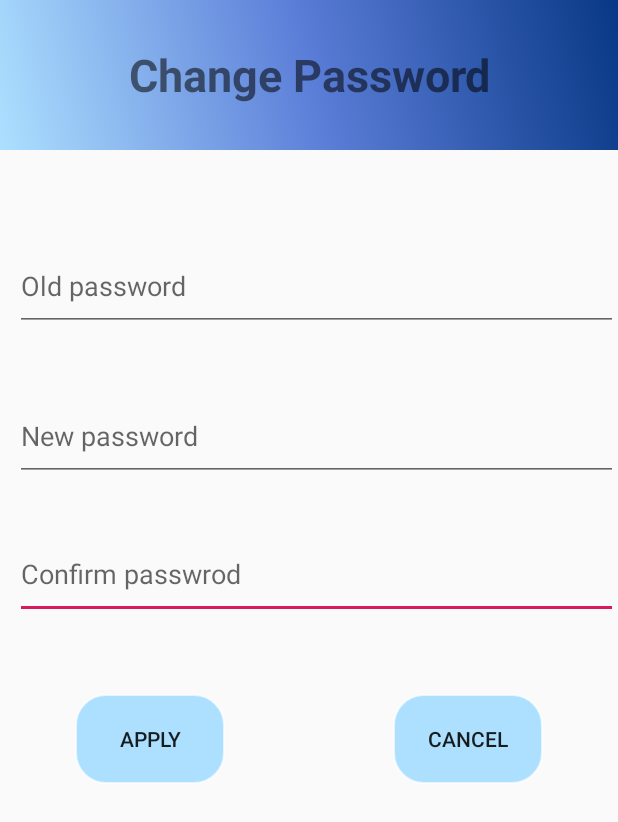
After one commit to NamNguyen1606/GFood, an Android app: the ChangePwdActivity screen opened directly, with no data from a screen before it, on a phone screen of 412 x 824 dp. The commit adds this screen. Shown: the top 822 px of the screen. Run offline under Robolectric (Android 15) with nearby library versions, the phone set to English and light mode, and no system bars.

Commit message:
update  4pm - 14/10/2019

```diff
--- a/app/src/main/AndroidManifest.xml
+++ b/app/src/main/AndroidManifest.xml
@@ -9,7 +9,8 @@
         android:roundIcon="@mipmap/ic_launcher_round"
         android:supportsRtl="true"
         android:theme="@style/AppTheme">
-        <activity android:name=".activity.RestaurantPage"></activity>
+        <activity android:name=".activity.ChangePwdActivity"></activity>
+        <activity android:name=".activity.RestaurantPage" />
         <activity android:name=".activity.RegisterActivity" />
         <activity
             android:name=".activity.HomePageActivity"
--- /dev/null
+++ b/app/src/main/java/com/example/gfood/activity/ChangePwdActivity.java
@@ -0,0 +1,102 @@
+package com.example.gfood.activity;
+
+import android.content.Context;
+import android.content.SharedPreferences;
+import android.support.v7.app.AppCompatActivity;
+import android.os.Bundle;
+import android.util.Log;
+import android.view.View;
+import android.widget.Button;
+import android.widget.EditText;
+import android.widget.TextView;
+import android.widget.Toast;
+
+import com.example.gfood.R;
+import com.example.gfood.retrofit2.model.Password;
+import com.example.gfood.retrofit2.service.APIService;
+import com.example.gfood.retrofit2.service.APIutils;
+
+import java.io.IOException;
+
+import okhttp3.ResponseBody;
+import retrofit2.Call;
+import retrofit2.Callback;
+import retrofit2.Response;
+
+public class ChangePwdActivity extends AppCompatActivity {
+
+    private EditText edtOldPwd, edtNewPwd, edtConfirmPwd;
+    private Button btnApply, btnCancel;
+    private SharedPreferences sharedPreferences;
+    private APIService apiService;
+    private String oldPwd, tokenRefresh;
+    @Override
+    protected void onCreate(Bundle savedInstanceState) {
+        super.onCreate(savedInstanceState);
+        setContentView(R.layout.activity_change_pwd);
+        edtOldPwd = (EditText) findViewById(R.id.edtChagPwdOld);
+        edtNewPwd = (EditText) findViewById(R.id.edtChagPwdNew);
+        edtConfirmPwd = (EditText) findViewById(R.id.edtChagPwdNewConfirm);
+        btnApply = (Button) findViewById(R.id.btnChagPwdApply);
+        btnCancel = (Button) findViewById(R.id.btnChagPwdCancel);
+
+        Context context = getApplicationContext();
+        sharedPreferences = context.getSharedPreferences("Acount_info", Context.MODE_PRIVATE);
+        oldPwd = sharedPreferences.getString("Password","");
+        tokenRefresh = sharedPreferences.getString("Token_Access", "");
+
+        //Input value
+
+
+        apiService = APIutils.getAPIService();
+        // Apply
+        btnApply.setOnClickListener(new View.OnClickListener() {
+            @Override
+            public void onClick(View v) {
+                String oldPassword = edtOldPwd.getText().toString();
+                final String newPassword = edtNewPwd.getText().toString();
+                String confirmPassword = edtConfirmPwd.getText().toString();
+
+                if (oldPassword.isEmpty() || newPassword.isEmpty() || confirmPassword.isEmpty()){
+                    Toast.makeText(getApplicationContext(), "Field can't Empty", Toast.LENGTH_SHORT).show();
+                } else {
+                    if(oldPassword.equals(oldPwd)){
+                        Password password = new Password(oldPassword, newPassword);
+                        Log.e("ACCESS: ", tokenRefresh);
+                        apiService.changePassword(tokenRefresh, password).enqueue(new Callback<ResponseBody>() {
+                            @Override
+                            public void onResponse(Call<ResponseBody> call, Response<ResponseBody> response) {
+                                if(response.isSuccessful()){
+                                    try {
+                                        Toast.makeText(getApplicationContext(), response.body().string(), Toast.LENGTH_SHORT).show();
+                                        sharedPreferences.edit().putString("Password", newPassword);
+                                    } catch (IOException e) {
+                                        e.printStackTrace();
+                                    }
+                                } else {
+                                    Log.e("ACCESS", "false");
+                                }
+                            }
+
+                            @Override
+                            public void onFailure(Call<ResponseBody> call, Throwable t) {
+                                Log.e("ERROR", t.getMessage());
+                            }
+                        });
+
+                    } else {
+                        Toast.makeText(getApplicationContext(), "Old password is incorect", Toast.LENGTH_SHORT).show();
+                    }
+                }
+            }
+        });
+
+        // Cancel
+        btnCancel.setOnClickListener(new View.OnClickListener() {
+            @Override
+            public void onClick(View v) {
+                finish();
+            }
+        });
+    }
+}
--- a/app/src/main/java/com/example/gfood/adapter/CartAdapter.java
+++ b/app/src/main/java/com/example/gfood/adapter/CartAdapter.java
@@ -55,7 +55,7 @@ final String WEBSITE = "https://softwaredevelopmentproject.azurewebsites.net/";
     public View getView(int position, View convertView, ViewGroup parent) {
         ViewHolder viewHolder = null;
         if(viewHolder == null){
-
+//            viewHolder.imgCartList
         }
         return null;
     }
--- a/app/src/main/java/com/example/gfood/adapter/ProductAdapter.java
+++ b/app/src/main/java/com/example/gfood/adapter/ProductAdapter.java
@@ -106,6 +106,7 @@ public class ProductAdapter extends BaseAdapter {
                     public void onResponse(Call<ResponseBody> call, Response<ResponseBody> response) {
                         try {
                             Toast.makeText(context, response.body().string() + " ", Toast.LENGTH_SHORT).show();
+                            Log.e("Product add: " , response.body().string());
                         } catch (IOException e) {
                             e.printStackTrace();
                         }
--- /dev/null
+++ b/app/src/main/res/layout/activity_change_pwd.xml
@@ -0,0 +1,77 @@
+<?xml version="1.0" encoding="utf-8"?>
+<android.support.constraint.ConstraintLayout xmlns:android="http://schemas.android.com/apk/res/android"
+    xmlns:app="http://schemas.android.com/apk/res-auto"
+    xmlns:tools="http://schemas.android.com/tools"
+    android:layout_width="match_parent"
+    android:layout_height="match_parent"
+    tools:context=".activity.ChangePwdActivity">
+
+    <Button
+        android:id="@+id/btnChagPwdApply"
+        android:layout_width="100dp"
+        android:layout_height="60dp"
+        android:layout_marginStart="50dp"
+        android:layout_marginLeft="50dp"
+        android:layout_marginTop="50dp"
+        android:background="@drawable/ripple_effect_raise"
+        android:text="APPLY"
+        app:layout_constraintStart_toStartOf="parent"
+        app:layout_constraintTop_toBottomOf="@+id/edtChagPwdNewConfirm" />
+
+    <Button
+        android:id="@+id/btnChagPwdCancel"
+        android:layout_width="100dp"
+        android:layout_height="60dp"
+        android:layout_marginTop="50dp"
+        android:layout_marginEnd="50dp"
+        android:layout_marginRight="50dp"
+        android:background="@drawable/ripple_effect_raise"
+        android:text="CANCEL"
+        app:layout_constraintEnd_toEndOf="parent"
+        app:layout_constraintTop_toBottomOf="@+id/edtChagPwdNewConfirm" />
+
+    <EditText
+        android:id="@+id/edtChagPwdNewConfirm"
+        android:layout_width="match_parent"
+        android:layout_height="60dp"
+        android:layout_marginLeft="10dp"
+        android:layout_marginTop="32dp"
+        android:hint="Confirm passwrod"
+        app:layout_constraintStart_toStartOf="parent"
+        app:layout_constraintTop_toBottomOf="@+id/edtChagPwdNew" />
+
+    <EditText
+        android:id="@+id/edtChagPwdOld"
+        android:layout_width="match_parent"
+        android:layout_height="60dp"
+        android:layout_marginLeft="10dp"
+        android:hint="Old password"
+        app:layout_constraintBottom_toBottomOf="parent"
+        app:layout_constraintStart_toStartOf="parent"
+        app:layout_constraintTop_toBottomOf="@+id/textView"
+        app:layout_constraintVertical_bias="0.091" />
+
+    <EditText
+        android:id="@+id/edtChagPwdNew"
+        android:layout_width="match_parent"
+        android:layout_height="60dp"
+        android:layout_marginLeft="10dp"
+        android:layout_marginTop="40dp"
+        android:hint="New password"
+        app:layout_constraintStart_toStartOf="parent"
+        app:layout_constraintTop_toBottomOf="@+id/edtChagPwdOld" />
+
+    <TextView
+        android:id="@+id/textView"
+        android:layout_width="match_parent"
+        android:layout_height="100dp"
+        android:background="@drawable/app_background"
+        android:gravity="center"
+        android:text="Change Password"
+        android:textSize="30sp"
+        android:textStyle="bold"
+        app:layout_constraintEnd_toEndOf="parent"
+        app:layout_constraintHorizontal_bias="1.0"
+        app:layout_constraintStart_toStartOf="parent"
+        app:layout_constraintTop_toTopOf="parent" />
+</android.support.constraint.ConstraintLayout>
--- a/app/src/main/res/layout/fragment_profile.xml
+++ b/app/src/main/res/layout/fragment_profile.xml
@@ -29,6 +29,7 @@
         android:orientation="horizontal">
 
         <ImageView
+            android:id="@+id/imgProfUserAvatar"
             android:layout_width="wrap_content"
             android:layout_height="match_parent"
             android:layout_weight="10"
@@ -36,6 +37,7 @@
             android:src="@color/colorAccent" />
 
         <TextView
+            android:id="@+id/tvProfUsername"
             android:layout_width="wrap_content"
             android:layout_height="match_parent"
             android:layout_weight="10"
@@ -46,6 +48,7 @@
     </LinearLayout>
 
     <TextView
+        android:id="@+id/tvProfChangePwd"
         android:layout_width="match_parent"
         android:layout_height="wrap_content"
         android:layout_weight="8"
@@ -55,6 +58,7 @@
         android:textSize="20sp" />
 
     <TextView
+        android:id="@+id/tvProfPayment"
         android:layout_width="match_parent"
         android:layout_height="wrap_content"
         android:layout_weight="8"
@@ -64,6 +68,7 @@
         android:textSize="20sp" />
 
     <TextView
+        android:id="@+id/tvProfHistory"
         android:layout_width="match_parent"
         android:layout_height="wrap_content"
         android:layout_weight="8"
@@ -73,6 +78,7 @@
         android:textSize="20sp" />
 
     <TextView
+        android:id="@+id/tvProfSignOut"
         android:layout_width="match_parent"
         android:layout_height="wrap_content"
         android:layout_weight="8"
```
Also changed, not shown: app/src/main/java/com/example/gfood/activity/ProfileFragment.java (+48 -1 lines), app/src/main/java/com/example/gfood/activity/RegisterActivity.java (+40 -3 lines), app/src/main/java/com/example/gfood/activity/SignUpFragment.java (+32 -16 lines), app/src/main/res/layout/listview_cart.xml (+26 -24 lines).
